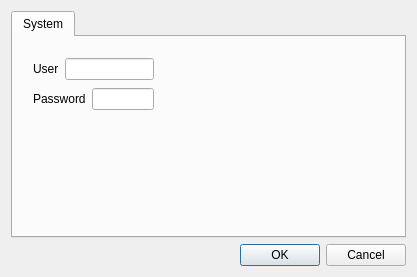
Qt form core/View/toolsdialog.ui (altaybrusan/ibex) before a commit.
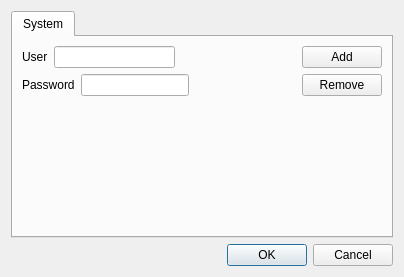
The same form after that commit. Icons and pictures are not drawn.

What changed in the file:
```diff
--- a/core/View/toolsdialog.ui
+++ b/core/View/toolsdialog.ui
@@ -6,7 +6,7 @@
    <rect>
     <x>0</x>
     <y>0</y>
-    <width>417</width>
+    <width>404</width>
     <height>277</height>
    </rect>
   </property>
@@ -23,15 +23,12 @@
       <attribute name="title">
        <string>System</string>
       </attribute>
-      <widget class="QWidget" name="">
-       <property name="geometry">
-        <rect>
-         <x>20</x>
-         <y>20</y>
-         <width>121</width>
-         <height>24</height>
-        </rect>
-       </property>
+      <layout class="QVBoxLayout" name="verticalLayout_4">
+       <item>
+        <layout class="QHBoxLayout" name="horizontalLayout_3">
+         <item>
+          <layout class="QVBoxLayout" name="verticalLayout_2">
+           <item>
        <layout class="QHBoxLayout" name="horizontalLayout">
         <item>
          <widget class="QLabel" name="label">
@@ -43,17 +40,22 @@
         <item>
          <widget class="QLineEdit" name="lineEdit"/>
         </item>
-       </layout>
-      </widget>
-      <widget class="QWidget" name="">
-       <property name="geometry">
-        <rect>
-         <x>20</x>
-         <y>50</y>
-         <width>121</width>
-         <height>24</height>
-        </rect>
-       </property>
+             <item>
+              <spacer name="horizontalSpacer">
+               <property name="orientation">
+                <enum>Qt::Horizontal</enum>
+               </property>
+               <property name="sizeHint" stdset="0">
+                <size>
+                 <width>40</width>
+                 <height>20</height>
+                </size>
+               </property>
+              </spacer>
+             </item>
+            </layout>
+           </item>
+           <item>
        <layout class="QHBoxLayout" name="horizontalLayout_2">
         <item>
          <widget class="QLabel" name="label_2">
@@ -69,8 +71,77 @@
           </property>
          </widget>
         </item>
-       </layout>
-      </widget>
+             <item>
+              <spacer name="horizontalSpacer_2">
+               <property name="orientation">
+                <enum>Qt::Horizontal</enum>
+               </property>
+               <property name="sizeHint" stdset="0">
+                <size>
+                 <width>40</width>
+                 <height>20</height>
+                </size>
+               </property>
+              </spacer>
+             </item>
+            </layout>
+           </item>
+          </layout>
+         </item>
+         <item>
+          <layout class="QVBoxLayout" name="verticalLayout_3">
+           <item>
+            <widget class="QPushButton" name="pushButton">
+             <property name="sizePolicy">
+              <sizepolicy hsizetype="Minimum" vsizetype="Preferred">
+               <horstretch>0</horstretch>
+               <verstretch>0</verstretch>
+              </sizepolicy>
+             </property>
+             <property name="text">
+              <string>Add</string>
+             </property>
+             <property name="icon">
+              <iconset resource="../resources.qrc">
+               <normaloff>:/assets/images/_48_add_user.png</normaloff>:/assets/images/_48_add_user.png</iconset>
+             </property>
+            </widget>
+           </item>
+           <item>
+            <widget class="QPushButton" name="pushButton_2">
+             <property name="sizePolicy">
+              <sizepolicy hsizetype="Minimum" vsizetype="Preferred">
+               <horstretch>0</horstretch>
+               <verstretch>0</verstretch>
+              </sizepolicy>
+             </property>
+             <property name="text">
+              <string>Remove</string>
+             </property>
+             <property name="icon">
+              <iconset resource="../resources.qrc">
+               <normaloff>:/assets/images/_48_remove_user.png</normaloff>:/assets/images/_48_remove_user.png</iconset>
+             </property>
+            </widget>
+           </item>
+          </layout>
+         </item>
+        </layout>
+       </item>
+       <item>
+        <spacer name="verticalSpacer">
+         <property name="orientation">
+          <enum>Qt::Vertical</enum>
+         </property>
+         <property name="sizeHint" stdset="0">
+          <size>
+           <width>20</width>
+           <height>148</height>
+          </size>
+         </property>
+        </spacer>
+       </item>
+      </layout>
      </widget>
     </widget>
    </item>
```
Left out of the diff: 4 changed lines with no effect on the pictures. Lines whose indentation alone changed are shown as unchanged.
